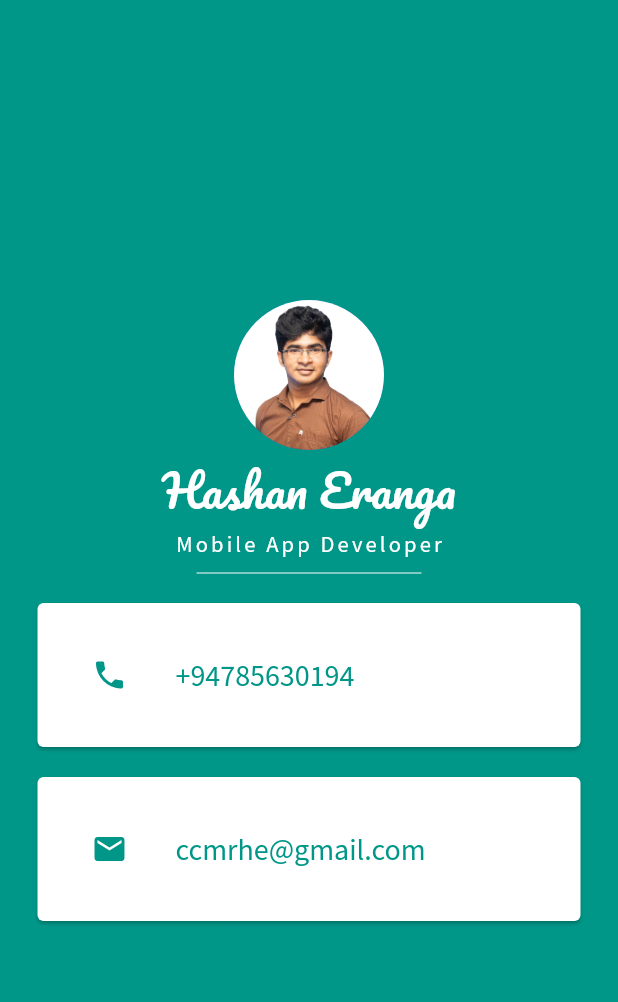
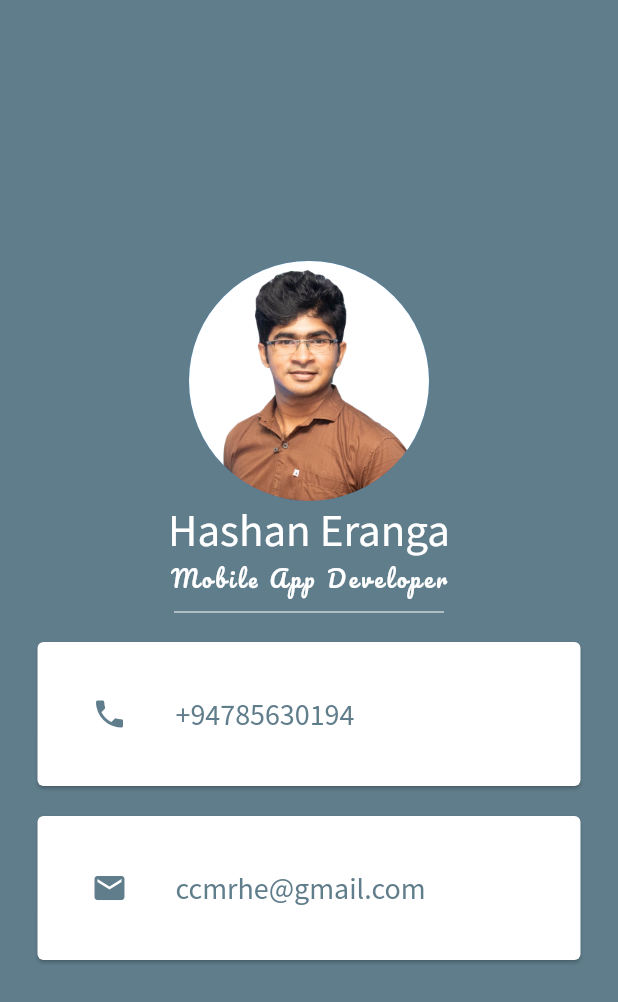
Before and after one commit to HashanEranga/miCard_Project_using_Flutter, a Flutter app: the screen it shows after launch, on a phone screen of 412 x 824 dp. Shown: the top 1002 px of the screen. Run offline on Flutter 3.47's test engine with Material 2 defaults, Android fonts, the phone set to English and light mode, and no system bars.

Commit message:
reshape() : Formatting on the Application UI

```diff
--- a/Widget_in_flutter/widgets_app/lib/main.dart
+++ b/Widget_in_flutter/widgets_app/lib/main.dart
@@ -9,19 +9,19 @@ class MyApp extends StatelessWidget {
   Widget build(BuildContext context) {
     return MaterialApp(
       home: Scaffold(
-        backgroundColor: Colors.teal,
+        backgroundColor: Colors.blueGrey,
         body: SafeArea(
           child: Column(
             mainAxisAlignment: MainAxisAlignment.center,
             children: <Widget>[
               CircleAvatar(
-                radius: 50.0,
+                radius: 80.0,
                 backgroundImage: AssetImage('lib/images/hashan.png'),
               ),
               Text(
                 "Hashan Eranga",
                 style: TextStyle(
-                  fontFamily: "Pacifico",
+                  fontFamily: "Source Sans Pro",
                   fontSize: 30.0,
                   color: Colors.white,
                 ),
@@ -29,7 +29,7 @@ class MyApp extends StatelessWidget {
               Text(
                 "Mobile App Developer",
                 style: TextStyle(
-                  fontFamily: 'Source Sans Pro',
+                  fontFamily: 'Pacifico',
                   fontSize: 15.0,
                   color: Colors.white,
                   letterSpacing: 2.1,
@@ -37,7 +37,7 @@ class MyApp extends StatelessWidget {
               ),
               SizedBox(
                 height: 20.0,
-                width: 150.0,
+                width: 180.0,
                 child: Divider(
                   color: Colors.white,
                 ),
@@ -49,12 +49,12 @@ class MyApp extends StatelessWidget {
                     child: ListTile(
                       leading: Icon(
                         Icons.phone,
-                        color: Colors.teal,
+                        color: Colors.blueGrey,
                       ),
                       title: Text(
                         "+94785630194",
                         style: TextStyle(
-                          color: Colors.teal,
+                          color: Colors.blueGrey,
                           fontFamily: 'Source Sans Pro',
                           fontSize: 20.0,
                         ),
@@ -68,12 +68,12 @@ class MyApp extends StatelessWidget {
                   child: ListTile(
                     leading: Icon(
                       Icons.email,
-                      color: Colors.teal,
+                      color: Colors.blueGrey,
                     ),
                     title: Text(
                       "ccmrhe@gmail.com",
                       style: TextStyle(
-                        color: Colors.teal,
+                        color: Colors.blueGrey,
                         fontFamily: 'Source Sans Pro',
                         fontSize: 20.0,
                       ),
```
